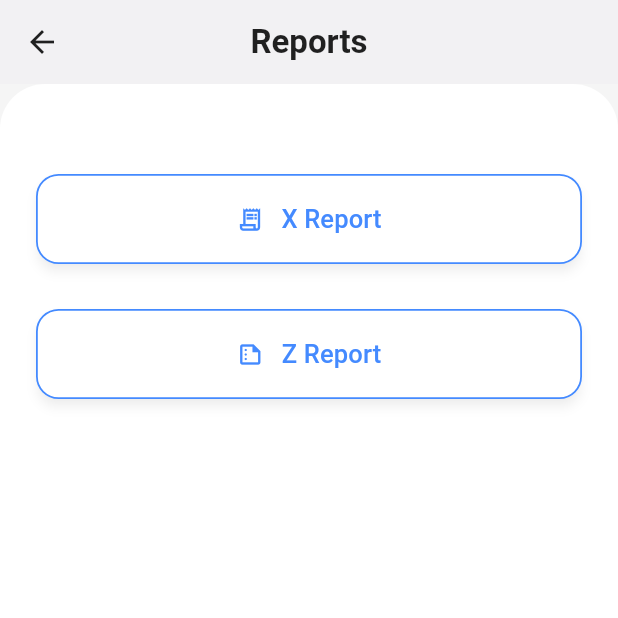
After one commit to Arifkhannn/pos_scan, a Flutter app: the HomeScreen screen opened directly, after a tap on the "menu" icon, on a phone screen of 412 x 824 dp, the top half of it. The commit adds this screen. Run offline on Flutter 3.47's test engine with Material 3 defaults, Android fonts, the phone set to English and light mode, and no system bars; our stand-ins replace audioplayers, csv, dropdown_search, permission_handler, shared_preferences; missing offline and left inert: file_selector, flutter_inappwebview, mobile_scanner; accounts and stored records are empty; network calls fail.

Commit message:
x-y report

```diff
--- a/lib/API/added_product_api.dart
+++ b/lib/API/added_product_api.dart
@@ -7,7 +7,7 @@ class AddedProductApi {
   Future<List<dynamic>> getAddedProducts() async {
     try {
       String uniqueCode = await getAppKey();
-      final url = Uri.parse('https://pos.dftech.in/pos/added-products');
+      final url = Uri.parse('es');
       final response = await http.get(url, headers: {
         'Authorization': uniqueCode,
       });
--- a/lib/main.dart
+++ b/lib/main.dart
@@ -10,6 +10,7 @@ import 'package:shared_preferences/shared_preferences.dart';
 
 void main() async {
   WidgetsFlutterBinding.ensureInitialized();
+
   String uniqueCode =await getAppKey();
 
 
--- a/lib/screens/add_product_screen.dart
+++ b/lib/screens/add_product_screen.dart
@@ -213,7 +213,7 @@ class AddProductScreenState extends State<AddProductScreen> {
                         // ScaffoldMessenger.of(context).showSnackBar(
                         //   const SnackBar(
                         //       content: Text('error loadind product. Please try again')),
-                        // );
+                        // );m,
                       }
                     },
                   ),
--- a/lib/screens/home_screen.dart
+++ b/lib/screens/home_screen.dart
@@ -13,6 +13,7 @@ import 'package:pos_scan/screens/history_screen.dart';
 import 'package:pos_scan/screens/inventoryScreen.dart';
 import 'package:pos_scan/screens/no_barcode.dart';
 import 'package:pos_scan/screens/submit_screen.dart';
+import 'package:pos_scan/screens/xy_report.dart';
 import 'package:pos_scan/services/getAppKey.dart';
 import 'package:pos_scan/services/google_Scan.dart';
 import 'package:pos_scan/services/scan_services.dart';
@@ -127,22 +128,34 @@ class _HomeScreenState extends State<HomeScreen>
   Widget build(BuildContext context) {
     return Scaffold(
       backgroundColor: Colors.grey[100],
-      appBar: PreferredSize(
-        preferredSize: const Size.fromHeight(0),
-        child: SizedBox.shrink(),
-      ),
+     appBar: AppBar(
+  backgroundColor: Colors.grey[100], // Changed background color to blueGrey
+  elevation: 0,
+  leading: IconButton(
+    icon: const Icon(Icons.menu, color: Color.fromARGB(255, 0, 0, 0)), // Changed icon color to white for contrast
+    onPressed: () {
+      Navigator.push(
+        context,
+        MaterialPageRoute(
+          builder: (context) => ReportsScreen(),
+        ),
+      );
+    },
+  ),
+  title: const Text(
+    'POS Infinity',
+    textAlign: TextAlign.center,
+    style: TextStyle(
+      fontSize: 24,
+      fontWeight: FontWeight.w600,
+      color: Colors.grey, // Changed text color to white for contrast
+    ),
+  ),
+  centerTitle: true, // This property centers the title
+),
       body: SafeArea(
         child: Column(
           children: [
-            const SizedBox(height: 40),
-            const Text(
-              'POS Infinity',
-              style: TextStyle(
-                fontSize: 24,
-                fontWeight: FontWeight.w600,
-                color: Colors.blueGrey,
-              ),
-            ),
             const SizedBox(height: 30),
             Expanded(
               child: Padding(
--- /dev/null
+++ b/lib/screens/xy_report.dart
@@ -0,0 +1,106 @@
+import 'package:flutter/material.dart';
+import 'package:pos_scan/screens/Xreport.dart';
+
+class ReportsScreen extends StatelessWidget {
+  const ReportsScreen({super.key});
+
+  @override
+  Widget build(BuildContext context) {
+    return Scaffold(
+      backgroundColor: Colors.grey[100],
+      appBar: AppBar(
+        backgroundColor: Colors.grey[100],
+        elevation: 0.5,
+        iconTheme: const IconThemeData(color: Colors.black87),
+        title: const Text(
+          'Reports',
+          style: TextStyle(
+            color: Colors.black87,
+            fontWeight: FontWeight.w600,
+            fontSize: 22,
+          ),
+        ),
+        centerTitle: true,
+      ),
+      body: Container(
+        width: double.infinity,
+        decoration: const BoxDecoration(
+          color: Colors.white,
+          borderRadius: BorderRadius.vertical(top: Radius.circular(30)),
+        ),
+        child: Padding(
+          padding: const EdgeInsets.symmetric(horizontal: 24.0, vertical: 60),
+          child: Column(
+            crossAxisAlignment: CrossAxisAlignment.center,
+            children: [
+              _buildReportButton(
+                context,
+                title: 'X Report',
+                icon: Icons.receipt_long_outlined,
+                onTap: () {
+                  Navigator.of(context).push(
+                          MaterialPageRoute(
+                            builder: (context) => ReceiptScreen(),
+                          ),
+                        );
+                  ScaffoldMessenger.of(context).showSnackBar(
+                    const SnackBar(content: Text("X Report tapped")),
+                  );
+                },
+              ),
+              const SizedBox(height: 30),
+              _buildReportButton(
+                context,
+                title: 'Z Report',
+                icon: Icons.summarize_outlined,
+                onTap: () {
+                  // TODO: Navigate to Z Report screen
+                  ScaffoldMessenger.of(context).showSnackBar(
+                    const SnackBar(content: Text("Z Report tapped")),
+                  );
+                },
+              ),
+            ],
+          ),
+        ),
+      ),
+    );
+  }
+
+  Widget _buildReportButton(
+    BuildContext context, {
+    required String title,
+    required IconData icon,
+    required VoidCallback onTap,
+  }) {
+    return ElevatedButton(
+      onPressed: onTap,
+      style: ElevatedButton.styleFrom(
+        backgroundColor: Colors.white,
+        shadowColor: Colors.grey.withOpacity(0.2),
+        elevation: 3,
+        padding: const EdgeInsets.symmetric(vertical: 18, horizontal: 20),
+        minimumSize: const Size(double.infinity, 60),
+        shape: RoundedRectangleBorder(
+          borderRadius: BorderRadius.circular(15),
+          side: const BorderSide(color: Colors.blueAccent, width: 1.2),
+        ),
+      ),
+      child: Row(
+        mainAxisAlignment: MainAxisAlignment.center,
+        children: [
+          Icon(icon, color: Colors.blueAccent),
+          const SizedBox(width: 12),
+          Text(
+            title,
+            style: const TextStyle(
+              color: Colors.blueAccent,
+              fontSize: 17,
+              fontWeight: FontWeight.w500,
+            ),
+          ),
+        ],
+      ),
+    );
+  }
+}
--- a/pubspec.yaml
+++ b/pubspec.yaml
@@ -15,6 +15,8 @@ dependencies:
 
   cupertino_icons: ^1.0.6
 
+
+
   http: ^1.2.2
   shared_preferences: ^2.3.3
   path_provider: ^2.0.11
@@ -28,6 +30,9 @@ dependencies:
    #  LOCAL PATCHED PACKAGE
   flutter_barcode_scanner:
     path: ./flutter_barcode_scanner1
+  flutter_inappwebview: ^6.1.5
+
+
 
 
 
```
Also changed, not shown: lib/screens/Xreport.dart (added, +87 -0 lines), pubspec.lock, 4 other files.
